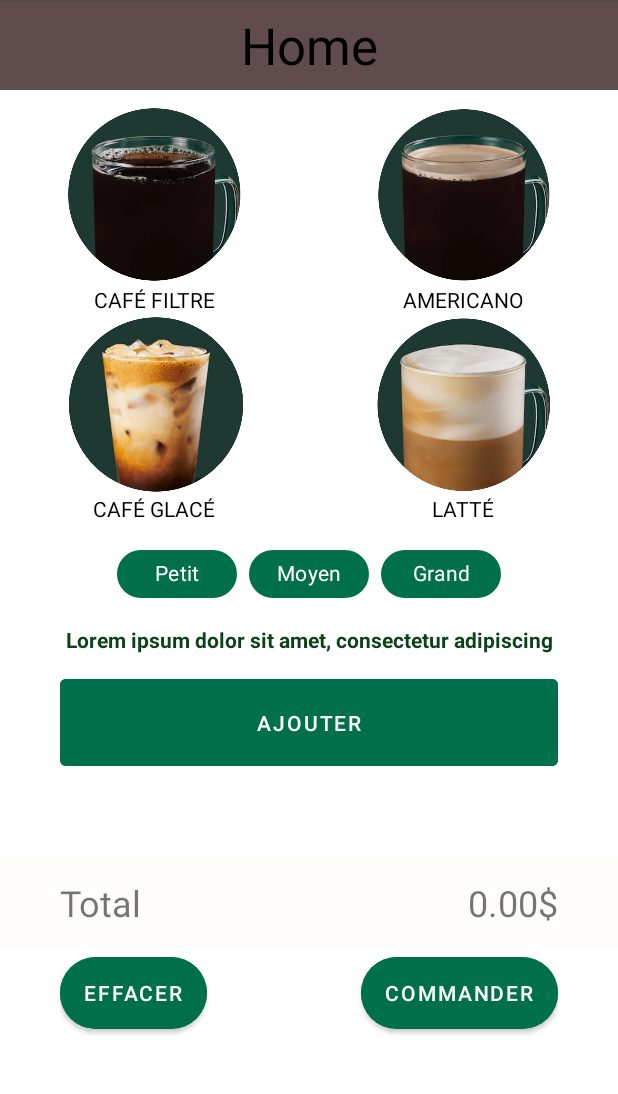
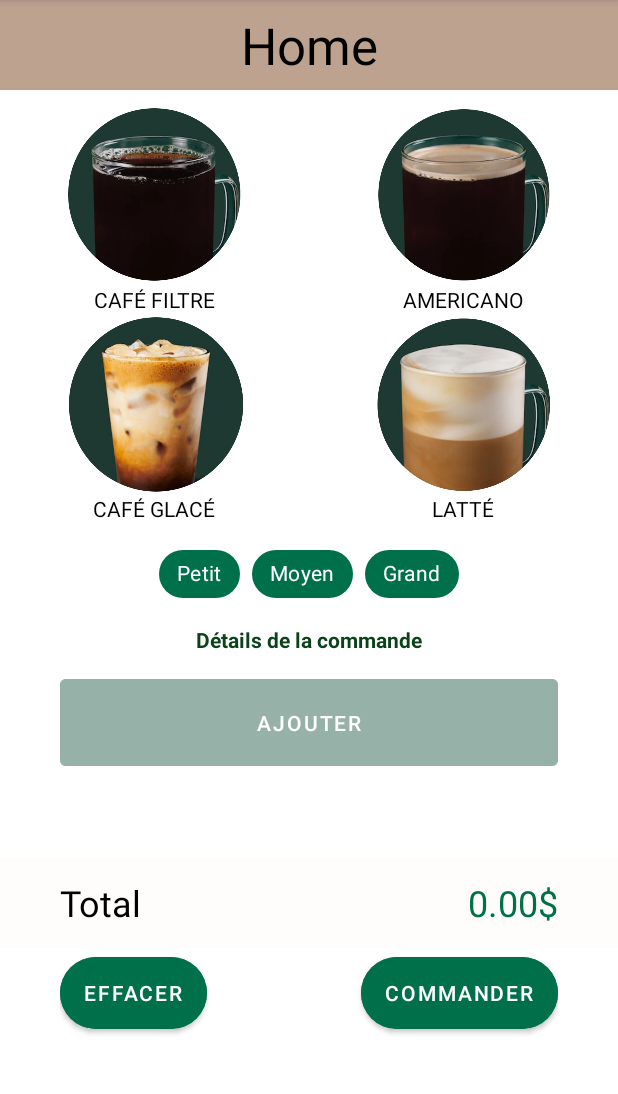
Before and after one commit to laurentiu667/S4, an Android app: the screen it shows after launch (MainActivity), on a phone screen of 412 x 824 dp, the part 84-1178 px from its top. Run offline under Robolectric (Android 15) with nearby library versions, the phone set to English and light mode, and no system bars; Roboto replaces fonts that are not available here.

Commit message:
java presqeu fini

```diff
--- a/OOP2/Tp1/Code/app/src/main/java/com/example/tp1_laurentiu_dilion/CafeAmericano.java
+++ b/OOP2/Tp1/Code/app/src/main/java/com/example/tp1_laurentiu_dilion/CafeAmericano.java
@@ -17,7 +17,7 @@ public class CafeAmericano extends Cafe {
             case "petit":
                 return prix;
             case "moyen":
-                return prix + prix * 5 / 3;
+                return prix * 5 / 3;
             case "grand":
                 return prix * 2.2;
             default:
--- a/OOP2/Tp1/Code/app/src/main/java/com/example/tp1_laurentiu_dilion/CafeFiltre.java
+++ b/OOP2/Tp1/Code/app/src/main/java/com/example/tp1_laurentiu_dilion/CafeFiltre.java
@@ -18,7 +18,7 @@ public class CafeFiltre extends Cafe {
             case "petit":
                 return prix;
             case "moyen":
-                return prix + prix * 5 / 3;
+                return prix * 5 / 3;
             case "grand":
                 return prix * 2;
             default:
--- a/OOP2/Tp1/Code/app/src/main/java/com/example/tp1_laurentiu_dilion/CafeGlace.java
+++ b/OOP2/Tp1/Code/app/src/main/java/com/example/tp1_laurentiu_dilion/CafeGlace.java
@@ -17,7 +17,7 @@ public class CafeGlace extends Cafe {
             case "petit":
                 return prix;
             case "moyen":
-                return prix + prix * 5 / 3;
+                return prix * 5 / 3;
             case "grand":
                 return prix * 2.2;
             default:
--- a/OOP2/Tp1/Code/app/src/main/java/com/example/tp1_laurentiu_dilion/CafeLatte.java
+++ b/OOP2/Tp1/Code/app/src/main/java/com/example/tp1_laurentiu_dilion/CafeLatte.java
@@ -15,7 +15,7 @@ public class CafeLatte extends Cafe {
             case "petit":
                 return prix;
             case "moyen":
-                return prix + prix * 5 / 3;
+                return prix * 5 / 3;
             default:
                 return 0;
         }
--- a/OOP2/Tp1/Code/app/src/main/java/com/example/tp1_laurentiu_dilion/MainActivity.java
+++ b/OOP2/Tp1/Code/app/src/main/java/com/example/tp1_laurentiu_dilion/MainActivity.java
@@ -1,90 +1,195 @@
 package com.example.tp1_laurentiu_dilion;
 
+import androidx.appcompat.app.AlertDialog;
 import androidx.appcompat.app.AppCompatActivity;
 
+import android.content.res.ColorStateList;
+import android.graphics.Color;
+import android.graphics.drawable.Drawable;
 import android.os.Bundle;
+import android.view.Gravity;
 import android.view.View;
 import android.widget.AdapterView;
 import android.widget.Button;
 import android.widget.ImageView;
 import android.widget.LinearLayout;
+import android.widget.TextView;
 import android.widget.Toast;
 
 import com.google.android.material.chip.Chip;
 import com.google.android.material.chip.ChipGroup;
+import com.example.tp1_laurentiu_dilion.ListeProduits;
+import com.example.tp1_laurentiu_dilion.Commande;
+
+import java.text.DecimalFormat;
+import java.util.Set;
 
 
 public class MainActivity extends AppCompatActivity {
 
     // Declaration des variables
-    LinearLayout cafe_disponible;
-    ChipGroup tailleCafe;
-    Button ajouterCaisse;
-    Button effacerCaisse;
-    Button passerCommande;
+    ImageView filtre, americano, glace, latte, enAttente;
+    Chip petit, moyen, grand;
+    Button ajouterCaisse, effacerCaisse, passerCommande;
+    TextView detailcommande, totalargent;
+    LinearLayout ImageCaisseCaffe;
+    Ecouteur ec;
 
-    Ecouteur ec;
     @Override
     protected void onCreate(Bundle savedInstanceState) {
         super.onCreate(savedInstanceState);
         setContentView(R.layout.activity_main);
 
-        // Initialisation des variables
-        cafe_disponible = findViewById(R.id.choixCafe);
+        // Initialization of variables
+        filtre = findViewById(R.id.filtre);
+        americano = findViewById(R.id.americano);
+        glace = findViewById(R.id.glace);
+        latte = findViewById(R.id.latte);
+        petit = findViewById(R.id.petit);
+        moyen = findViewById(R.id.moyen);
+        grand = findViewById(R.id.grand);
         ajouterCaisse = findViewById(R.id.ajouterCaisse);
         effacerCaisse = findViewById(R.id.effacerCaisse);
         passerCommande = findViewById(R.id.passerCommande);
-        tailleCafe = findViewById(R.id.choixTaille);
+        detailcommande = findViewById(R.id.detailcommande);
+        ImageCaisseCaffe = findViewById(R.id.ImageCaisseCaffe);
+        totalargent = findViewById(R.id.totalargent);
+
+        // Adding listeners
         ec = new Ecouteur();
+        filtre.setOnClickListener(ec);
+        americano.setOnClickListener(ec);
+        glace.setOnClickListener(ec);
+        latte.setOnClickListener(ec);
+        petit.setOnClickListener(ec);
+        moyen.setOnClickListener(ec);
+        grand.setOnClickListener(ec);
+        ajouterCaisse.setOnClickListener(ec);
+        effacerCaisse.setOnClickListener(ec);
+        passerCommande.setOnClickListener(ec);
+        ajouterCaisse.setEnabled(false);
+    }
+    private void retirerChipIcon(Chip chip) {
+        chip.setChipIcon(null);
+    }
+    private Cafe ajouterProduit(String nomProduit, String tailleProduit) {
+        DecimalFormat df = new DecimalFormat("#.##$");
+        ListeProduits listeProduits = new ListeProduits();
 
+        if (nomProduit != null) {
+            ajouterCaisse.setEnabled(true);
+            ajouterCaisse.setBackgroundTintList(ColorStateList.valueOf(Color.parseColor("#00704A")));
 
-        // Ajout des ecouteurs pour les images
-        for (int i = 0; i < cafe_disponible.getChildCount(); i++) {
-            LinearLayout sous_layout = (LinearLayout) cafe_disponible.getChildAt(i);
-            for (int j = 0; j < sous_layout.getChildCount(); j++) {
-                LinearLayout sous_layout2 = (LinearLayout) sous_layout.getChildAt(j);
-                for (int k = 0; k < sous_layout2.getChildCount(); k++) {
-                    LinearLayout sous_layout3 = (LinearLayout) sous_layout2.getChildAt(k);
-                    for (int l = 0; l < sous_layout3.getChildCount(); l++) {
-                        View view = sous_layout3.getChildAt(l);
-                        if (view instanceof ImageView) {
-                            ImageView img = (ImageView) view;
-                            img.setOnClickListener(ec);
-                        }
-                    }
-                }
+            if (tailleProduit != null) {
+                String cle = nomProduit + " " + tailleProduit;
+                Cafe cafeChoisi = listeProduits.getCafe(cle);
+                String nombreFormate = df.format(cafeChoisi.getPrix());
+                detailcommande.setText("Café " + nomProduit + " " + cafeChoisi.getCalorie() + " cal " + nombreFormate );
+                return cafeChoisi;
             }
         }
 
-        // Ajout des ecouteurs pour les chips
-        for (int i = 0; i < tailleCafe.getChildCount(); i++) {
-            Chip chip = (Chip) tailleCafe.getChildAt(i);
-            if (chip instanceof Chip)
-                chip.setOnClickListener(ec);
+        return null;
+    }
+    private class Ecouteur implements View.OnClickListener {
+        String nomProduit = null;
+
+        String tailleProduit = "petit";
+        Commande commande = new Commande();
+        ImageView enAttente = new ImageView(MainActivity.this);
+        @Override
+        public void onClick(View v) {
+
+            if (v.getId() == R.id.filtre) {
+                nomProduit = "filtre";
+                if (v instanceof ImageView) {
+                    Drawable drawable = ((ImageView) v).getDrawable();
+                    if (drawable != null) {
+
+                        enAttente.setImageDrawable(drawable);
+                    }
+                }
+            } else if (v.getId() == R.id.americano) {
+                nomProduit = "americano";
+                if (v instanceof ImageView) {
+                    Drawable drawable = ((ImageView) v).getDrawable();
+                    if (drawable != null) {
+
+                        enAttente.setImageDrawable(drawable);
+                    }
+                }
+            } else if (v.getId() == R.id.glace) {
+                nomProduit = "glace";
+                if (v instanceof ImageView) {
+                    Drawable drawable = ((ImageView) v).getDrawable();
+                    if (drawable != null) {
+
+                        enAttente.setImageDrawable(drawable);
+                    }
+                }
+            } else if (v.getId() == R.id.latte) {
+                nomProduit = "latte";
+                if (v instanceof ImageView) {
+                    Drawable drawable = ((ImageView) v).getDrawable();
+                    if (drawable != null) {
+
+                        enAttente.setImageDrawable(drawable);
+                    }
+                }
+            } else if (v.getId() == R.id.petit) {
+                petit.setChipIconResource(R.drawable.crochet);
+                retirerChipIcon(moyen);
+                retirerChipIcon(grand);
+                tailleProduit = "petit";
+            } else if (v.getId() == R.id.moyen) {
+                moyen.setChipIconResource(R.drawable.crochet);
+                retirerChipIcon(petit);
+                retirerChipIcon(grand);
+                tailleProduit = "moyen";
+            } else if (v.getId() == R.id.grand) {
+                grand.setChipIconResource(R.drawable.crochet);
+                retirerChipIcon(petit);
+                retirerChipIcon(moyen);
+                tailleProduit = "grand";
+            }
+
+
+            Cafe cafe = ajouterProduit(nomProduit, tailleProduit);
+            if (v.getId() == R.id.ajouterCaisse) {
+                commande.ajouter_boisson(cafe);
+                totalargent.setText(String.format("%.2f $", commande.totalTaxes()));
+
+                petit.setChipIconResource(R.drawable.crochet);
+                retirerChipIcon(moyen);
+                retirerChipIcon(grand);
+                tailleProduit = "petit";
+
+            }
+            else if (v.getId() == R.id.effacerCaisse) {
+                commande.reset();
+                totalargent.setText(commande.getTotal() + " $");
+                detailcommande.setText("Détails de la commande");
+                ajouterCaisse.setEnabled(false);
+                ajouterCaisse.setBackgroundTintList(ColorStateList.valueOf(Color.parseColor("#96B1A8")));
+                petit.setChipIconResource(R.drawable.crochet);
+                retirerChipIcon(moyen);
+                retirerChipIcon(grand);
+                tailleProduit = "petit";
+            } else if (v.getId() == R.id.passerCommande) {
+
+                AlertDialog.Builder builder = new AlertDialog.Builder(MainActivity.this);
+                builder.setTitle("Commande envoyée");
+                builder.setMessage("paiement de " + String.format("%.2f $", commande.getTotal()) + " en cours");
+                builder.show();
+            }
+
+
+            if (v.getId() != R.id.effacerCaisse){
+                ajouterProduit(nomProduit, tailleProduit);
+            }
 
         }
 
 
     }
-    private class Ecouteur implements View.OnClickListener {
-        @Override
-        public void onClick(View v) {
-            if (v instanceof ImageView) {
-                ImageView b = (ImageView) v;
-                Toast.makeText(MainActivity.this, "caffe", Toast.LENGTH_SHORT).show();
-            } else if (v instanceof Chip) {
-                Chip c = (Chip) v;
-                Toast.makeText(MainActivity.this, "taille", Toast.LENGTH_SHORT).show();
-            }
-        }
-
-    }
 }
-//        @Override
-//        public void OnItemSelected(AdapterView<?> parent, View view, int position, long id) {
-//
-//        }
-//
-//        public void onNothingSelected(AdapterView<?> adapterView) {
-//
-//        }
--- a/OOP2/Tp1/Code/app/src/main/res/layout/activity_main.xml
+++ b/OOP2/Tp1/Code/app/src/main/res/layout/activity_main.xml
@@ -16,7 +16,6 @@
             android:layout_width="match_parent"
             android:layout_height="60dp"
             android:layout_marginBottom="10dp"
-            android:background="#604c4c"
             android:orientation="horizontal">
 
             <TextView
@@ -25,7 +24,7 @@
                 android:layout_height="match_parent"
                 android:layout_weight="1"
 
-                android:background="#604c4c"
+                android:background="#BDA290"
                 android:gravity="center"
                 android:text="Home"
                 android:textColor="#000000"
@@ -61,7 +60,7 @@
                         android:orientation="vertical">
 
                         <ImageView
-                            android:id="@+id/imageButton3"
+                            android:id="@+id/filtre"
                             android:layout_width="120dp"
                             android:layout_height="120dp"
                             android:layout_gravity="center"
@@ -92,7 +91,7 @@
                         android:orientation="vertical">
 
                         <ImageView
-                            android:id="@+id/imageButton4"
+                            android:id="@+id/americano"
                             android:layout_width="120dp"
                             android:layout_height="120dp"
                             android:layout_gravity="center"
@@ -136,7 +135,7 @@
                         android:orientation="vertical">
 
                         <ImageView
-                            android:id="@+id/imageButton5"
+                            android:id="@+id/glace"
                             android:layout_width="120dp"
                             android:layout_height="120dp"
                             android:layout_gravity="center"
@@ -167,7 +166,7 @@
                         android:orientation="vertical">
 
                         <ImageView
-                            android:id="@+id/imageButton6"
+                            android:id="@+id/latte"
                             android:layout_width="120dp"
                             android:layout_height="120dp"
                             android:layout_gravity="center_horizontal"
@@ -210,46 +209,51 @@
                 <com.google.android.material.chip.ChipGroup
                     android:id="@+id/choixTaille"
                     android:layout_width="wrap_content"
-                    android:layout_height="match_parent">
+                    android:layout_height="match_parent"
+                    app:singleSelection="true">
 
                     <com.google.android.material.chip.Chip
-                        android:id="@+id/button10"
-                        android:layout_width="80dp"
+                        android:id="@+id/petit"
+                        android:layout_width="wrap_content"
                         android:layout_height="wrap_content"
-                        android:backgroundTint="#00704A"
+
+                        android:checkable="false"
                         android:text="Petit"
-                        android:textAlignment="center"
-                        android:textColor="#FFFFFF" />
+                        android:textColor="#FFFFFF"
+                        app:chipBackgroundColor="#00704A" />
+
 
                     <com.google.android.material.chip.Chip
-                        android:id="@+id/button15"
-                        android:layout_width="80dp"
+                        android:id="@+id/moyen"
+                        android:layout_width="wrap_content"
                         android:layout_height="wrap_content"
-                        android:backgroundTint="#00704A"
+
+                        android:checkable="false"
                         android:text="Moyen"
-                        android:textAlignment="center"
-                        android:textColor="#FFFFFF" />
+                        android:textColor="#FFFFFF"
+                        app:chipBackgroundColor="#00704A" />
 
                     <com.google.android.material.chip.Chip
-                        android:id="@+id/button16"
-                        android:layout_width="80dp"
+                        android:id="@+id/grand"
+                        android:layout_width="wrap_content"
                         android:layout_height="wrap_content"
-                        android:backgroundTint="#00704A"
+                        android:checkable="false"
                         android:text="Grand"
-                        android:textAlignment="center"
-                        android:textColor="#FFFFFF" />
+                        android:textColor="#FFFFFF"
+                        app:chipBackgroundColor="#00704A" />
+
 
                 </com.google.android.material.chip.ChipGroup>
             </LinearLayout>
 
             <TextView
-                android:id="@+id/textView8"
+                android:id="@+id/detailcommande"
                 android:layout_width="match_parent"
                 android:layout_height="40dp"
                 android:layout_gravity="center"
                 android:layout_weight="1"
                 android:gravity="center"
-                android:text="Lorem ipsum dolor sit amet, consectetur adipiscing"
+                android:text="Détails de la commande"
                 android:textColor="#0B421A"
                 android:textStyle="bold" />
 
@@ -266,7 +270,7 @@
                     android:layout_marginLeft="40dp"
                     android:layout_marginRight="40dp"
                     android:layout_weight="1"
-                    android:backgroundTint="#00704A"
+                    android:backgroundTint="#96B1A8"
                     android:enabled="false"
                     android:text="Ajouter"
                     android:textColor="#FFFFFF" />
@@ -274,9 +278,12 @@
         </LinearLayout>
 
         <LinearLayout
+            android:id="@+id/ImageCaisseCaffe"
             android:layout_width="match_parent"
             android:layout_height="55dp"
-            android:orientation="horizontal"></LinearLayout>
+            android:layout_gravity="center"
+            android:gravity="center"
+            android:orientation="horizontal" />
 
         <LinearLayout
             android:layout_width="match_parent"
@@ -293,6 +300,7 @@
                 android:layout_weight="1"
                 android:gravity="center|start"
                 android:text="Total"
+                android:textColor="#000000"
                 android:textSize="24sp" />
 
             <Space
@@ -301,13 +309,14 @@
                 android:layout_weight="1" />
 
             <TextView
-                android:id="@+id/textView7"
+                android:id="@+id/totalargent"
                 android:layout_width="wrap_content"
                 android:layout_height="wrap_content"
                 android:layout_gravity="center"
                 android:layout_weight="1"
                 android:gravity="right|center_horizontal"
                 android:text="0.00$"
+                android:textColor="#00704A"
                 android:textSize="24sp" />
         </LinearLayout>
 
```
Also changed, not shown: OOP2/Tp1/Code/app/src/main/java/com/example/tp1_laurentiu_dilion/Commande.java (+15 -0 lines), OOP2/Tp1/Code/app/src/main/java/com/example/tp1_laurentiu_dilion/ListeProduits.java (+19 -16 lines), OOP2/Tp1/Code/app/src/main/res/drawable/check.png (added), 11 other files.
